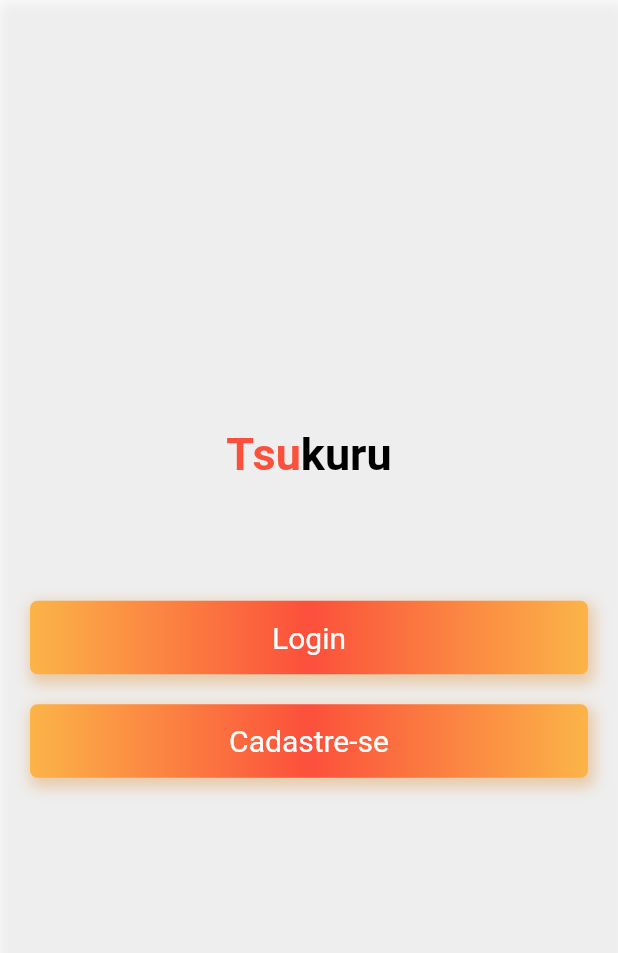
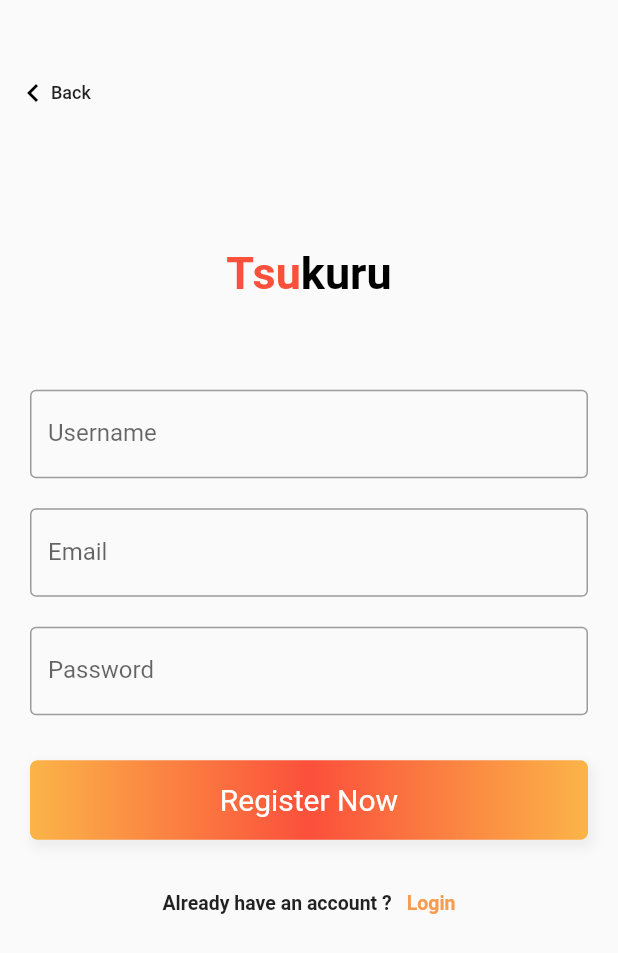
Before and after one commit to WilsDantas/tsukuruecommerce, a Flutter app: the screen it shows after launch, after a tap on "Cadastre-se", on a phone screen of 412 x 824 dp. Shown: the top 953 px of the screen. Run offline on Flutter 3.47's test engine with Material 2 defaults, Android fonts, the phone set to English and light mode, and no system bars; our stand-ins replace google_fonts; missing offline and left inert: loading_animations.

Commit message:
Register Page + Widgets

```diff
--- a/lib/pages/login/loginPage.dart
+++ b/lib/pages/login/loginPage.dart
@@ -1,5 +1,6 @@
 import 'package:flutter/material.dart';
-import 'package:google_fonts/google_fonts.dart';
+import 'package:tsukuru_e_commerce/widgets/BackButtonWidget.dart';
+import '../../widgets/TitleWidget.dart';
 
 class LoginPage extends StatefulWidget {
   @override
@@ -28,7 +29,7 @@ class _LoginPageState extends State<LoginPage> {
                 mainAxisAlignment: MainAxisAlignment.center,
                 children: <Widget>[
                   SizedBox(height: height * .2),
-                  _title(),
+                  TitleWidget(),
                   SizedBox(height: 50),
                   Column(
                     children: <Widget>[
@@ -54,27 +55,7 @@ class _LoginPageState extends State<LoginPage> {
               ),
             ),
           ),
-          Positioned(top: 40, left: 0, child: _backButton()),
-        ],
-      ),
-    );
-  }
-
-  Widget _title() {
-    return RichText(
-      textAlign: TextAlign.center,
-      text: TextSpan(
-        text: 'Tsu',
-        style: GoogleFonts.portLligatSans(
-          fontSize: 30,
-          fontWeight: FontWeight.w700,
-          color: Theme.of(context).primaryColor,
-        ),
-        children: [
-          TextSpan(
-            text: 'kuru',
-            style: TextStyle(color: Colors.black, fontSize: 30),
-          ),
+          Positioned(top: 40, left: 0, child: BackButtonWidget()),
         ],
       ),
     );
@@ -200,15 +181,18 @@ class _LoginPageState extends State<LoginPage> {
               decoration: BoxDecoration(
                 color: Color(0xff2872ba),
                 borderRadius: BorderRadius.only(
-                    bottomRight: Radius.circular(5),
-                    topRight: Radius.circular(5)),
+                  bottomRight: Radius.circular(5),
+                  topRight: Radius.circular(5),
+                ),
               ),
               alignment: Alignment.center,
-              child: Text('Log in with Facebook',
-                  style: TextStyle(
-                      color: Colors.white,
-                      fontSize: 18,
-                      fontWeight: FontWeight.w400)),
+              child: Text(
+                'Log in with Facebook',
+                style: TextStyle(
+                    color: Colors.white,
+                    fontSize: 18,
+                    fontWeight: FontWeight.w400),
+              ),
             ),
           ),
         ],
@@ -247,25 +231,4 @@ class _LoginPageState extends State<LoginPage> {
       ),
     );
   }
-
-  Widget _backButton() {
-    return InkWell(
-      onTap: () {
-        Navigator.pop(context);
-      },
-      child: Container(
-        padding: EdgeInsets.symmetric(horizontal: 10),
-        child: Row(
-          children: <Widget>[
-            Container(
-              padding: EdgeInsets.only(left: 0, top: 10, bottom: 10),
-              child: Icon(Icons.keyboard_arrow_left, color: Colors.black),
-            ),
-            Text('Back',
-                style: TextStyle(fontSize: 12, fontWeight: FontWeight.w500))
-          ],
-        ),
-      ),
-    );
-  }
 }
--- /dev/null
+++ b/lib/pages/register/register.dart
@@ -0,0 +1,145 @@
+import 'package:flutter/material.dart';
+import 'package:tsukuru_e_commerce/widgets/BackButtonWidget.dart';
+import '../../widgets/TitleWidget.dart';
+
+class RegisterPage extends StatefulWidget {
+  RegisterPage({Key key, this.title}) : super(key: key);
+
+  final String title;
+
+  @override
+  _RegisterPageState createState() => _RegisterPageState();
+}
+
+class _RegisterPageState extends State<RegisterPage> {
+  @override
+  Widget build(BuildContext context) {
+    final height = MediaQuery.of(context).size.height;
+    return Scaffold(
+      body: bodyPage(height),
+    );
+  }
+
+  Widget bodyPage(height) {
+    return Container(
+      height: height,
+      child: Stack(
+        children: <Widget>[
+          Container(
+            padding: EdgeInsets.symmetric(horizontal: 20),
+            child: SingleChildScrollView(
+              child: Column(
+                crossAxisAlignment: CrossAxisAlignment.center,
+                mainAxisAlignment: MainAxisAlignment.center,
+                children: <Widget>[
+                  SizedBox(height: height * .2),
+                  TitleWidget(),
+                  SizedBox(
+                    height: 50,
+                  ),
+                  _emailPasswordWidget(),
+                  SizedBox(
+                    height: 20,
+                  ),
+                  _submitButton(),
+                  _loginAccountLabel(),
+                ],
+              ),
+            ),
+          ),
+          Positioned(top: 40, left: 0, child: BackButtonWidget()),
+        ],
+      ),
+    );
+  }
+
+  Widget _emailPasswordWidget() {
+    return Column(
+      children: <Widget>[
+        _entryField("Username"),
+        _entryField("Email"),
+        _entryField("Password", isPassword: true),
+      ],
+    );
+  }
+
+  Widget _entryField(String title, {bool isPassword = false}) {
+    return Container(
+      margin: EdgeInsets.symmetric(vertical: 10),
+      child: Column(
+        crossAxisAlignment: CrossAxisAlignment.start,
+        children: <Widget>[
+          TextField(
+            obscureText: isPassword,
+            decoration:
+                InputDecoration(border: OutlineInputBorder(), labelText: title),
+          )
+        ],
+      ),
+    );
+  }
+
+  Widget _submitButton() {
+    return Container(
+      width: MediaQuery.of(context).size.width,
+      padding: EdgeInsets.symmetric(vertical: 15),
+      alignment: Alignment.center,
+      decoration: BoxDecoration(
+        borderRadius: BorderRadius.all(Radius.circular(5)),
+        boxShadow: <BoxShadow>[
+          BoxShadow(
+              color: Colors.grey.shade200,
+              offset: Offset(2, 4),
+              blurRadius: 5,
+              spreadRadius: 2)
+        ],
+        gradient: LinearGradient(
+          begin: Alignment.centerLeft,
+          end: Alignment.centerRight,
+          colors: [
+            Color(0xfffbb448),
+            Theme.of(context).primaryColor,
+            Color(0xfffbb448)
+          ],
+        ),
+      ),
+      child: Text(
+        'Register Now',
+        style: TextStyle(fontSize: 20, color: Colors.white),
+      ),
+    );
+  }
+
+  Widget _loginAccountLabel() {
+    return InkWell(
+      onTap: () {
+        Navigator.pushReplacementNamed(context, '/login');
+      },
+      child: Container(
+        margin: EdgeInsets.symmetric(vertical: 20),
+        padding: EdgeInsets.all(15),
+        alignment: Alignment.bottomCenter,
+        child: Row(
+          mainAxisAlignment: MainAxisAlignment.center,
+          children: <Widget>[
+            Text(
+              'Already have an account ?',
+              style: TextStyle(fontSize: 13, fontWeight: FontWeight.w600),
+            ),
+            SizedBox(
+              width: 10,
+            ),
+            Text(
+              'Login',
+              style: TextStyle(
+                  color: Color(0xfff79c4f),
+                  fontSize: 13,
+                  fontWeight: FontWeight.w600),
+            ),
+          ],
+        ),
+      ),
+    );
+  }
+
+}
--- a/lib/routes.dart
+++ b/lib/routes.dart
@@ -1,5 +1,6 @@
 import 'package:flutter/material.dart';
 import 'package:tsukuru_e_commerce/pages/login/loginPage.dart';
+import 'package:tsukuru_e_commerce/pages/register/register.dart';
 import 'package:tsukuru_e_commerce/pages/splash/splash.dart';
 import 'package:tsukuru_e_commerce/pages/welcome/welcomePage.dart';
 
@@ -10,5 +11,6 @@ class Routes {
     '/': (context) => Splash(),
     '/welcome': (context) => WelcomePage(),
     '/login': (context) => LoginPage(),
+    '/register': (context) => RegisterPage()
   };
 }
--- /dev/null
+++ b/lib/widgets/BackButtonWidget.dart
@@ -0,0 +1,32 @@
+import 'package:flutter/material.dart';
+
+class BackButtonWidget extends StatefulWidget {
+  BackButtonWidget({Key key}) : super(key: key);
+
+  @override
+  _BackButtonWidgetState createState() => _BackButtonWidgetState();
+}
+
+class _BackButtonWidgetState extends State<BackButtonWidget> {
+  @override
+  Widget build(BuildContext context) {
+    return InkWell(
+      onTap: () {
+        Navigator.pop(context);
+      },
+      child: Container(
+        padding: EdgeInsets.symmetric(horizontal: 10),
+        child: Row(
+          children: <Widget>[
+            Container(
+              padding: EdgeInsets.only(left: 0, top: 10, bottom: 10),
+              child: Icon(Icons.keyboard_arrow_left, color: Colors.black),
+            ),
+            Text('Back',
+                style: TextStyle(fontSize: 12, fontWeight: FontWeight.w500))
+          ],
+        ),
+      ),
+    );
+  }
+}
--- /dev/null
+++ b/lib/widgets/TitleWidget.dart
@@ -0,0 +1,34 @@
+import 'package:flutter/material.dart';
+import 'package:google_fonts/google_fonts.dart';
+
+class TitleWidget extends StatefulWidget {
+  TitleWidget({Key key}) : super(key: key);
+
+  @override
+  _TitleWidgetState createState() => _TitleWidgetState();
+}
+
+class _TitleWidgetState extends State<TitleWidget> {
+  @override
+  Widget build(BuildContext context) {
+    return Container(
+      child: RichText(
+        textAlign: TextAlign.center,
+        text: TextSpan(
+          text: 'Tsu',
+          style: GoogleFonts.portLligatSans(
+            fontSize: 30,
+            fontWeight: FontWeight.w700,
+            color: Theme.of(context).primaryColor,
+          ),
+          children: [
+            TextSpan(
+              text: 'kuru',
+              style: TextStyle(color: Colors.black, fontSize: 30),
+            ),
+          ],
+        ),
+      ),
+    );
+  }
+}
```
